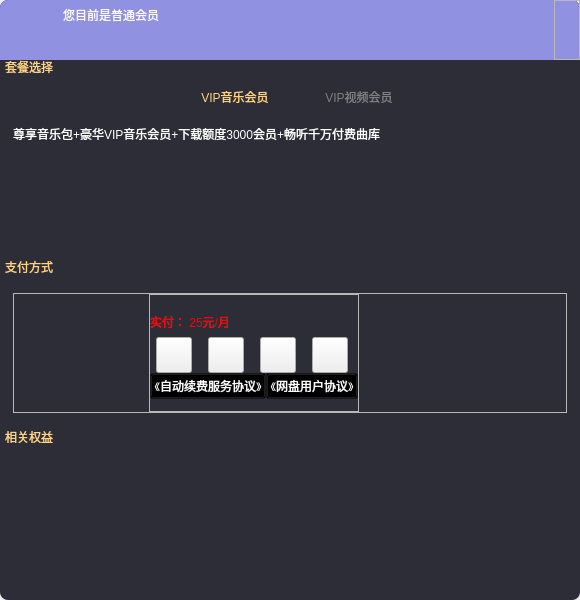
Qt form VideoPlayer/mainwidget/vipmember/BuyVip.ui (huizhang556/pc-video-player) before a commit.
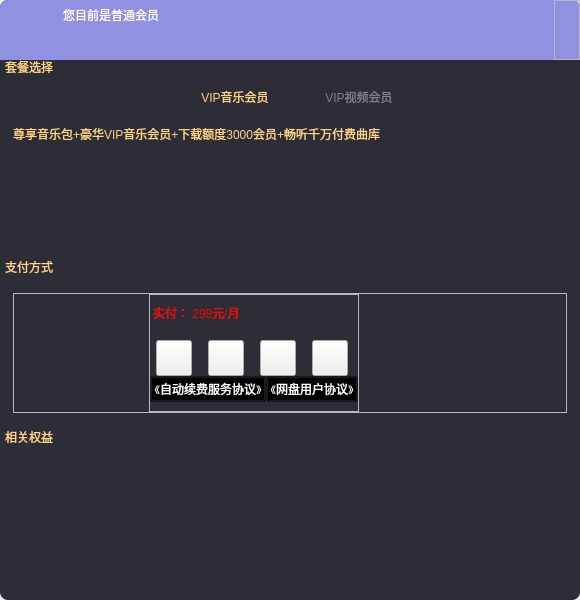
The same form after that commit. Icons and pictures are not drawn. Custom widgets are drawn as their Qt base class.

```diff
--- a/VideoPlayer/mainwidget/vipmember/BuyVip.ui
+++ b/VideoPlayer/mainwidget/vipmember/BuyVip.ui
@@ -463,7 +463,8 @@
                  <property name="styleSheet">
                   <string notr="true">QLabel
 {
-color: white;
+color: rgb(255, 211, 134);
+font: 800 10pt &quot;Microsoft YaHei UI&quot;;
 }</string>
                  </property>
                  <property name="text">
@@ -796,24 +797,25 @@
                          <property name="minimumSize">
                           <size>
                            <width>0</width>
-                           <height>26</height>
+                           <height>36</height>
                           </size>
                          </property>
                          <property name="maximumSize">
                           <size>
                            <width>16777215</width>
-                           <height>30</height>
+                           <height>36</height>
                           </size>
                          </property>
                          <property name="styleSheet">
                           <string notr="true">QLabel
 {
 color: #ff0000;
+padding-bottom: 18px;
 font: 75 12pt &quot;Microsoft YaHei UI&quot;;
 }</string>
                          </property>
                          <property name="text">
-                          <string>实付： 25元/月</string>
+                          <string>实付： 298元/月</string>
                          </property>
                         </widget>
                        </item>
```
Left out of the diff: 14 changed lines with no effect on the pictures.
